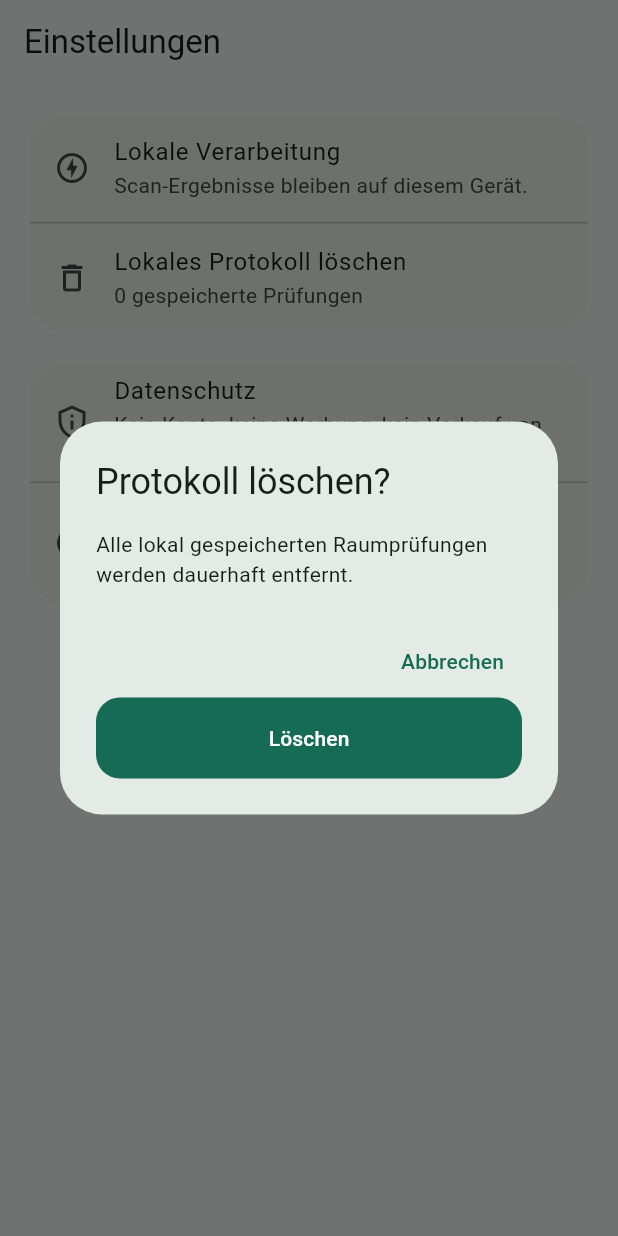
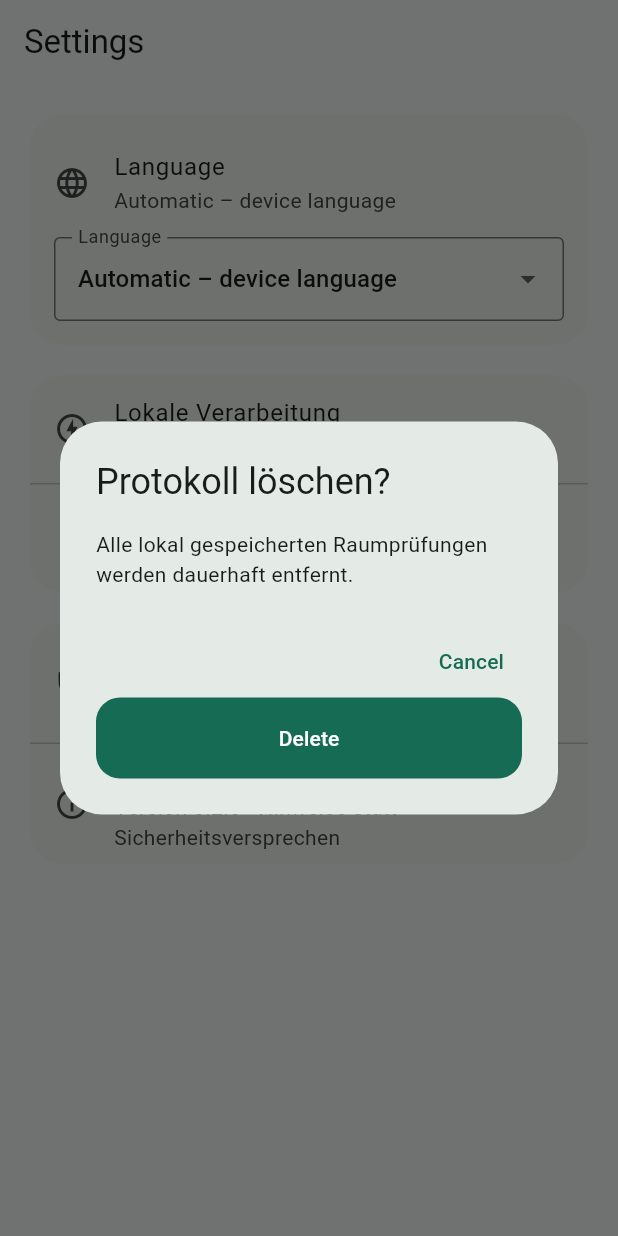
Before and after one commit to MEMVEXA-by-MW/Ambientguard-, a Flutter app: the SettingsScreen screen opened directly with empty values, after a tap on "Lokales Protokoll löschen", on a phone screen of 412 x 824 dp. Run offline on Flutter 3.47's test engine with Material 3 defaults, Android fonts, the phone set to English and light mode, and no system bars; our stand-ins replace permission_handler, shared_preferences; missing offline and left inert: flutter_reactive_ble, mobile_scanner; accounts and stored records are empty.

Commit message:
Update settings_screen.dart

```diff
--- a/lib/screens/settings_screen.dart
+++ b/lib/screens/settings_screen.dart
@@ -1,31 +1,186 @@
 import 'package:flutter/material.dart';
 
+import '../l10n/app_localizations.dart';
 import '../state/app_state.dart';
 
 class SettingsScreen extends StatelessWidget {
-  const SettingsScreen({required this.state, super.key});
+  const SettingsScreen({
+    required this.state,
+    super.key,
+  });
+
   final AppState state;
 
+  static const _automaticValue = 'system';
+
   @override
-  Widget build(BuildContext context) => Scaffold(
-        appBar: AppBar(title: const Text('Einstellungen')),
-        body: ListView(padding: const EdgeInsets.all(16), children: [
-          Card(child: Column(children: [
-            const ListTile(leading: Icon(Icons.offline_bolt_outlined), title: Text('Lokale Verarbeitung'), subtitle: Text('Scan-Ergebnisse bleiben auf diesem Gerät.')),
-            const Divider(height: 1),
-            ListTile(leading: const Icon(Icons.delete_outline), title: const Text('Lokales Protokoll löschen'), subtitle: Text('${state.scans.length} gespeicherte Prüfungen'), onTap: () => _confirmClear(context)),
-          ])),
+  Widget build(BuildContext context) {
+    return Scaffold(
+      appBar: AppBar(
+        title: Text(context.tr('settings')),
+      ),
+      body: ListView(
+        padding: const EdgeInsets.all(16),
+        children: [
+          Card(
+            child: Padding(
+              padding: const EdgeInsets.fromLTRB(
+                16,
+                10,
+                16,
+                16,
+              ),
+              child: Column(
+                crossAxisAlignment:
+                    CrossAxisAlignment.start,
+                children: [
+                  ListTile(
+                    contentPadding: EdgeInsets.zero,
+                    leading:
+                        const Icon(Icons.language),
+                    title: Text(
+                      context.tr('language'),
+                    ),
+                    subtitle: Text(
+                      state.languageCode == null
+                          ? context.tr('automatic')
+                          : AppLocalizations.languageName(
+                              state.languageCode,
+                            ),
+                    ),
+                  ),
+                  DropdownButtonFormField<String>(
+                    initialValue:
+                        state.languageCode ??
+                        _automaticValue,
+                    decoration: InputDecoration(
+                      labelText: context.tr('language'),
+                      border:
+                          const OutlineInputBorder(),
+                    ),
+                    items: [
+                      DropdownMenuItem<String>(
+                        value: _automaticValue,
+                        child: Text(
+                          context.tr('automatic'),
+                        ),
+                      ),
+                      ...AppState.supportedLanguageCodes.map(
+                        (code) =>
+                            DropdownMenuItem<String>(
+                          value: code,
+                          child: Text(
+                            AppLocalizations
+                                .languageName(code),
+                          ),
+                        ),
+                      ),
+                    ],
+                    onChanged: (value) async {
+                      if (value == null) return;
+
+                      await state.setLanguageCode(
+                        value == _automaticValue
+                            ? null
+                            : value,
+                      );
+                    },
+                  ),
+                ],
+              ),
+            ),
+          ),
           const SizedBox(height: 12),
-          const Card(child: Column(children: [
-            ListTile(leading: Icon(Icons.privacy_tip_outlined), title: Text('Datenschutz'), subtitle: Text('Kein Konto, keine Werbung, kein Verkauf von Standort- oder Verhaltensdaten.')),
-            Divider(height: 1),
-            ListTile(leading: Icon(Icons.info_outline), title: Text('AmbientGuard'), subtitle: Text('MVP 0.1.0 · Hinweise statt Sicherheitsversprechen')),
-          ])),
-        ]),
-      );
+          Card(
+            child: Column(
+              children: [
+                const ListTile(
+                  leading: Icon(
+                    Icons.offline_bolt_outlined,
+                  ),
+                  title: Text(
+                    'Lokale Verarbeitung',
+                  ),
+                  subtitle: Text(
+                    'Scan-Ergebnisse bleiben auf diesem Gerät.',
+                  ),
+                ),
+                const Divider(height: 1),
+                ListTile(
+                  leading:
+                      const Icon(Icons.delete_outline),
+                  title: const Text(
+                    'Lokales Protokoll löschen',
+                  ),
+                  subtitle: Text(
+                    '${state.scans.length} gespeicherte Prüfungen',
+                  ),
+                  onTap: () => _confirmClear(context),
+                ),
+              ],
+            ),
+          ),
+          const SizedBox(height: 12),
+          const Card(
+            child: Column(
+              children: [
+                ListTile(
+                  leading: Icon(
+                    Icons.privacy_tip_outlined,
+                  ),
+                  title: Text('Datenschutz'),
+                  subtitle: Text(
+                    'Kein Konto, keine Werbung, kein Verkauf '
+                    'von Standort- oder Verhaltensdaten.',
+                  ),
+                ),
+                Divider(height: 1),
+                ListTile(
+                  leading: Icon(Icons.info_outline),
+                  title: Text('AmbientGuard'),
+                  subtitle: Text(
+                    'Version 0.2.0 · Hinweise statt '
+                    'Sicherheitsversprechen',
+                  ),
+                ),
+              ],
+            ),
+          ),
+        ],
+      ),
+    );
+  }
 
-  Future<void> _confirmClear(BuildContext context) async {
-    final confirmed = await showDialog<bool>(context: context, builder: (_) => AlertDialog(title: const Text('Protokoll löschen?'), content: const Text('Alle lokal gespeicherten Raumprüfungen werden dauerhaft entfernt.'), actions: [TextButton(onPressed: () => Navigator.pop(context, false), child: const Text('Abbrechen')), FilledButton(onPressed: () => Navigator.pop(context, true), child: const Text('Löschen'))]));
-    if (confirmed == true) await state.clearScans();
+  Future<void> _confirmClear(
+    BuildContext context,
+  ) async {
+    final confirmed = await showDialog<bool>(
+      context: context,
+      builder: (_) => AlertDialog(
+        title: const Text('Protokoll löschen?'),
+        content: const Text(
+          'Alle lokal gespeicherten Raumprüfungen '
+          'werden dauerhaft entfernt.',
+        ),
+        actions: [
+          TextButton(
+            onPressed: () {
+              Navigator.pop(context, false);
+            },
+            child: Text(context.tr('cancel')),
+          ),
+          FilledButton(
+            onPressed: () {
+              Navigator.pop(context, true);
+            },
+            child: Text(context.tr('delete')),
+          ),
+        ],
+      ),
+    );
+
+    if (confirmed == true) {
+      await state.clearScans();
+    }
   }
 }
```
